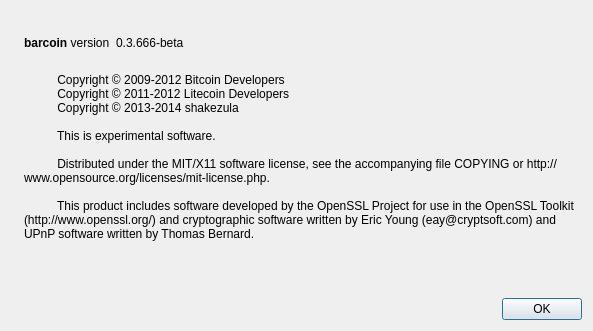
Before: the Qt Designer form src/qt/forms/aboutdialog.ui in pleasecoin/pls, drawn with Qt 5.
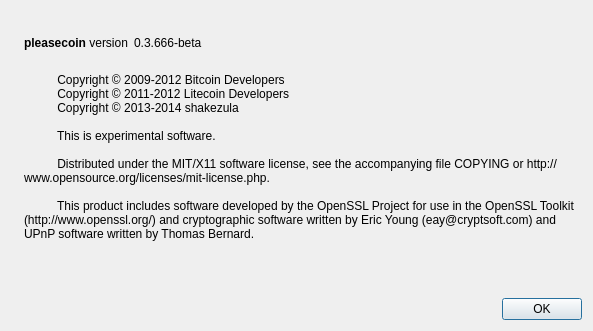
After: the same form once the commit is applied. Icons and pictures are not drawn.

What changed in the file:
```diff
--- a/src/qt/forms/aboutdialog.ui
+++ b/src/qt/forms/aboutdialog.ui
@@ -50,7 +50,7 @@
           <cursorShape>IBeamCursor</cursorShape>
          </property>
          <property name="text">
-          <string>&lt;b&gt;barcoin&lt;/b&gt; version</string>
+          <string>&lt;b&gt;pleasecoin&lt;/b&gt; version</string>
          </property>
          <property name="textInteractionFlags">
           <set>Qt::LinksAccessibleByMouse|Qt::TextSelectableByKeyboard|Qt::TextSelectableByMouse</set>
```
Left out of the diff: 2 changed lines with no effect on the pictures.
